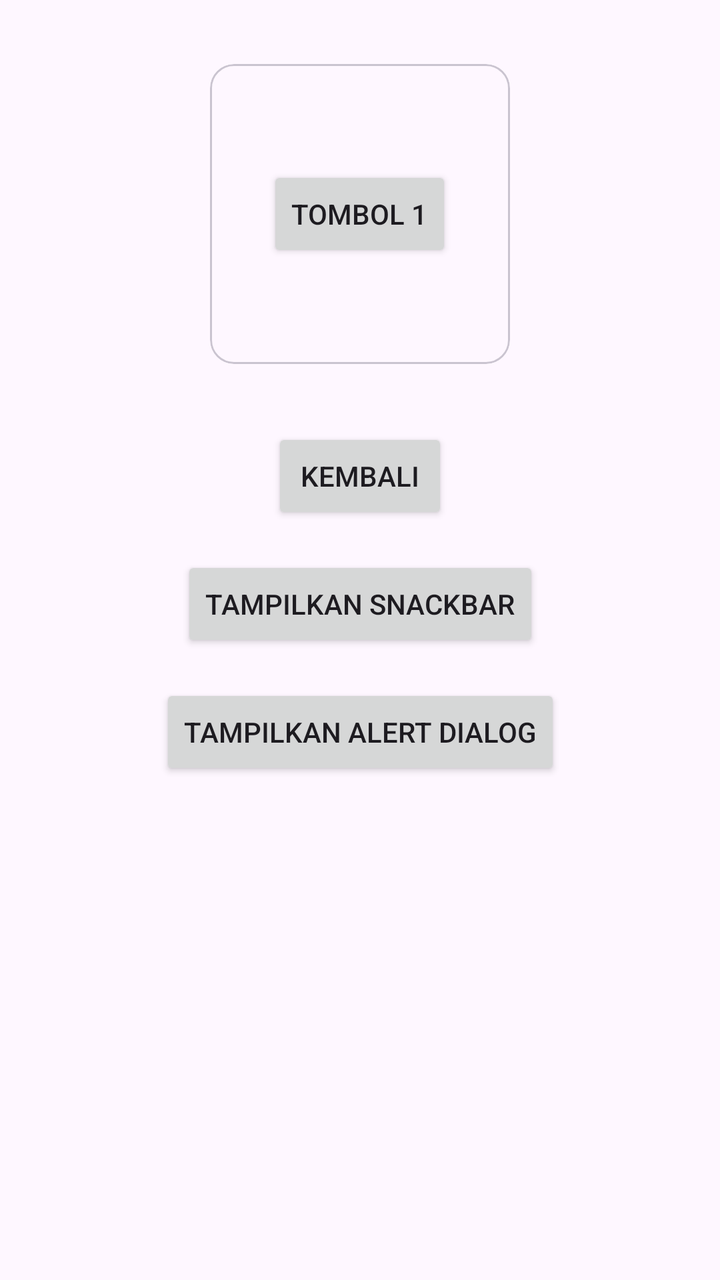
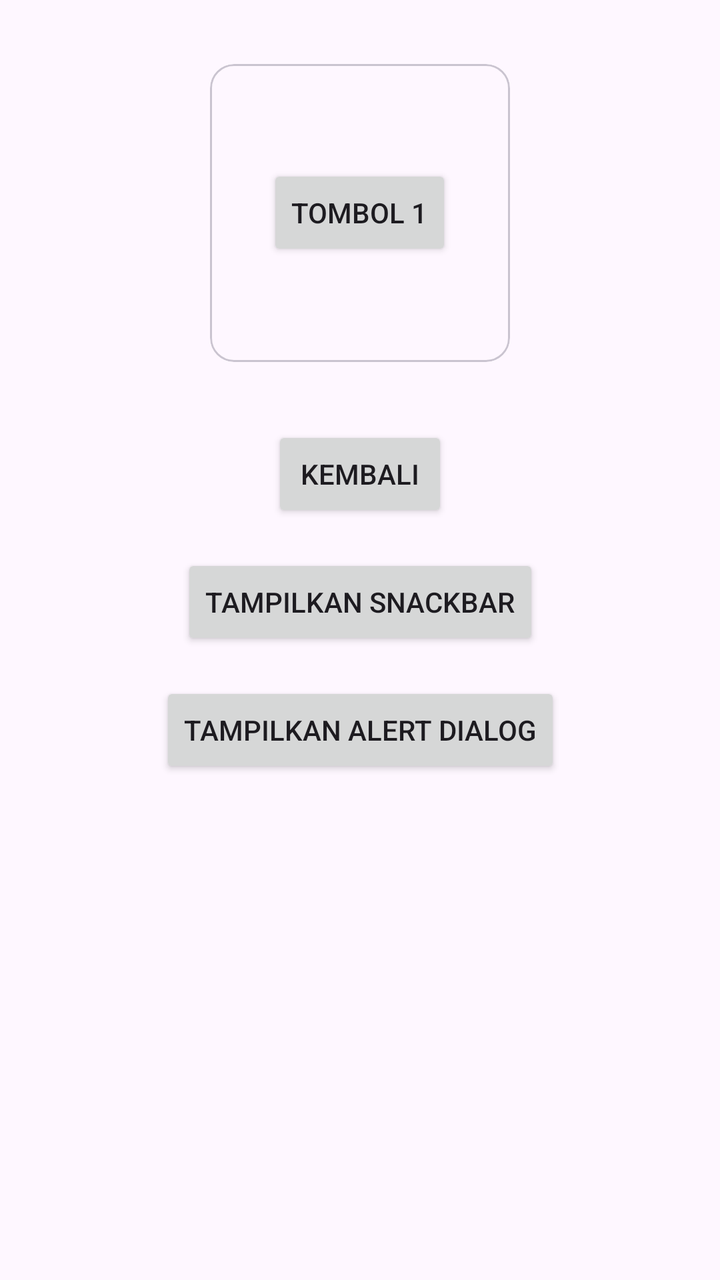

The first picture is an Android layout as it rendered before a commit; the second is the same layout after the commit. The layout source and the unified diff follow.
<!-- AndroidManifest.xml: application theme Theme.Neptunus_Daniss -->
<!-- res/layout/activity_fourth.xml -->
<?xml version="1.0" encoding="utf-8"?>
<androidx.constraintlayout.widget.ConstraintLayout xmlns:android="http://schemas.android.com/apk/res/android"
    xmlns:app="http://schemas.android.com/apk/res-auto"
    xmlns:tools="http://schemas.android.com/tools"
    android:id="@+id/main"
    android:layout_width="match_parent"
    android:layout_height="match_parent"
    tools:context=".Pertemuan4.FourthActivity">

    <com.google.android.material.card.MaterialCardView
        android:id="@+id/cardView"
        android:layout_width="150dp"
        android:layout_height="150dp"
        android:layout_marginTop="32dp"
        app:layout_constraintEnd_toEndOf="parent"
        app:layout_constraintStart_toStartOf="parent"
        app:layout_constraintTop_toTopOf="parent">

        <Button
            android:id="@+id/btn1"
            android:layout_width="wrap_content"
            android:layout_height="wrap_content"
            android:layout_gravity="center"
            android:text="Tombol 1" />

    </com.google.android.material.card.MaterialCardView>

    <Button
        android:id="@+id/btnKembali"
        android:layout_width="wrap_content"
        android:layout_height="wrap_content"
        android:layout_marginTop="32dp"
        android:text="Kembali"
        app:layout_constraintEnd_toEndOf="parent"
        app:layout_constraintStart_toStartOf="parent"
        app:layout_constraintTop_toBottomOf="@id/cardView" />

    <Button
        android:id="@+id/btnShowSnackbar"
        android:layout_width="wrap_content"
        android:layout_height="wrap_content"
        android:layout_marginTop="16dp"
        android:text="Tampilkan Snackbar"
        app:layout_constraintEnd_toEndOf="parent"
        app:layout_constraintStart_toStartOf="parent"
        app:layout_constraintTop_toBottomOf="@id/btnKembali" />

    <Button
        android:id="@+id/btnShowAlertDialog"
        android:layout_width="wrap_content"
        android:layout_height="wrap_content"
        android:layout_marginTop="16dp"
        android:text="Tampilkan Alert Dialog"
        app:layout_constraintEnd_toEndOf="parent"
        app:layout_constraintStart_toStartOf="parent"
        app:layout_constraintTop_toBottomOf="@id/btnShowSnackbar" />

</androidx.constraintlayout.widget.ConstraintLayout>
<!-- resources referenced by this layout -->
<resources>
  <style name="Theme.Neptunus_Daniss" parent="Base.Theme.Neptunus_Daniss" />
  <style name="Base.Theme.Neptunus_Daniss" parent="Theme.Material3.DayNight.NoActionBar">
          
          
      </style>
</resources>

<!-- the commit's change to res/layout/activity_fourth.xml (unified diff, before → after) -->
@@ -10,7 +10,7 @@
     <com.google.android.material.card.MaterialCardView
         android:id="@+id/cardView"
         android:layout_width="150dp"
-        android:layout_height="150dp"
+        android:layout_height="149dp"
         android:layout_marginTop="32dp"
         app:layout_constraintEnd_toEndOf="parent"
         app:layout_constraintStart_toStartOf="parent"
